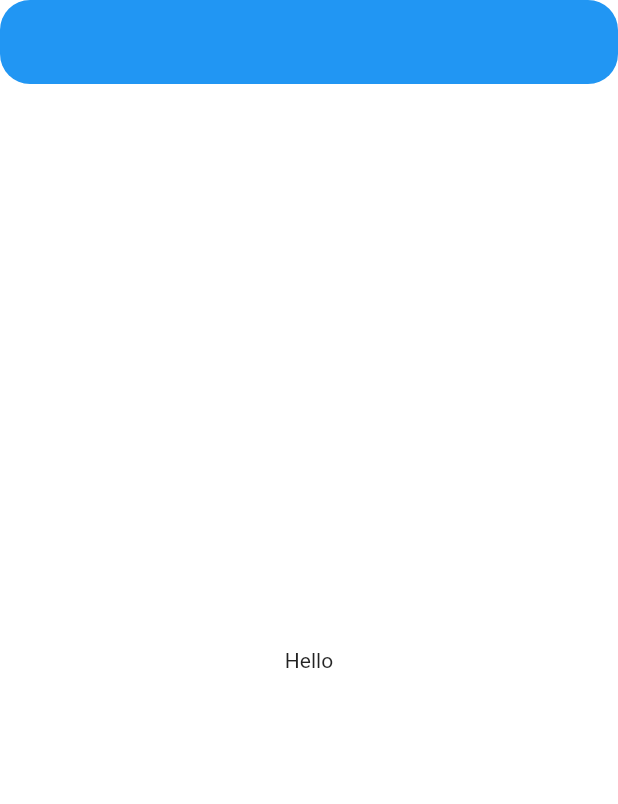
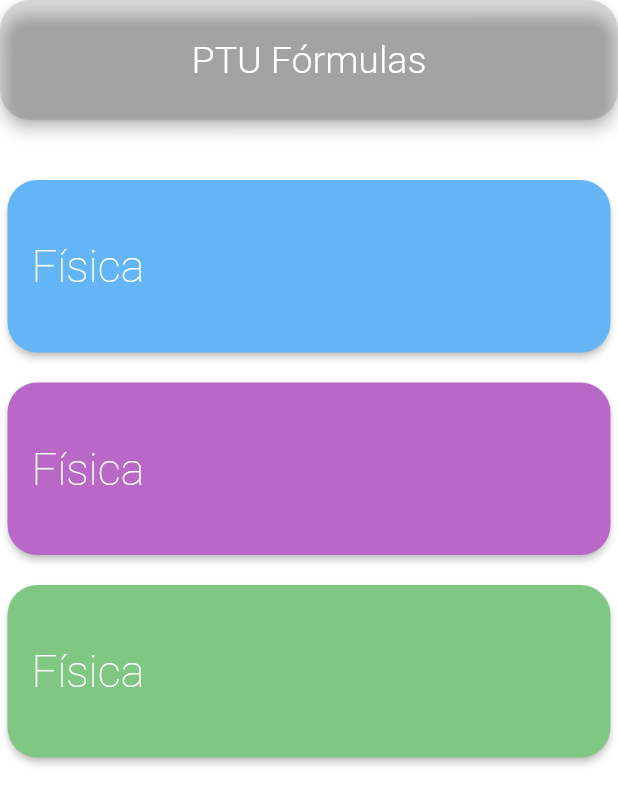
Before and after one commit to JordiDeSanta/PTUFormulas, a Flutter app: the screen it shows after launch, on a phone screen of 412 x 824 dp. Shown: the top 804 px of the screen. Run offline on Flutter 3.47's test engine with Material 2 defaults, Android fonts, the phone set to English and light mode, and no system bars.

Commit message:
Creating buttons

```diff
--- a/lib/src/pages/home_page.dart
+++ b/lib/src/pages/home_page.dart
@@ -6,14 +6,66 @@ class HomePage extends StatelessWidget {
   @override
   Widget build(BuildContext context) {
     return Scaffold(
+      backgroundColor: Colors.white,
       appBar: AppBar(
-        elevation: 0.0,
+        title: Text(
+          'PTU Fórmulas',
+          style: TextStyle(
+            fontWeight: FontWeight.w300,
+            fontSize: 25.0,
+          ),
+        ),
+        centerTitle: true,
+        toolbarHeight: 80.0,
+        backgroundColor: Colors.black12,
         shape: RoundedRectangleBorder(
           borderRadius: BorderRadius.circular(20.0),
         ),
       ),
-      body: Center(child: Text('Hello')),
-      backgroundColor: Colors.white,
+      body: Container(
+        child: SingleChildScrollView(
+          child: Column(
+            children: [
+              SizedBox(height: 30.0),
+              _createMatTile('Matemática', Colors.blue[300]),
+              _createMatTile('Física', Colors.purple[300]),
+              _createMatTile('Química', Colors.green[300]),
+            ],
+          ),
+        ),
+      ),
+    );
+  }
+
+  Widget _createMatTile(String title, Color color) {
+    return Padding(
+      padding: const EdgeInsets.symmetric(vertical: 10.0, horizontal: 5.0),
+      child: ElevatedButton(
+        onPressed: () {},
+        style: ButtonStyle(
+          shape: MaterialStateProperty.all(
+            RoundedRectangleBorder(
+              borderRadius: BorderRadius.circular(20.0),
+            ),
+          ),
+          backgroundColor: MaterialStateProperty.all(color),
+        ),
+        child: Row(
+          children: [
+            //Icon(),
+            Padding(
+              padding: const EdgeInsets.symmetric(vertical: 40.0),
+              child: Text(
+                'Física',
+                style: TextStyle(
+                  fontSize: 30,
+                  fontWeight: FontWeight.w100,
+                ),
+              ),
+            )
+          ],
+        ),
+      ),
     );
   }
 }
```
